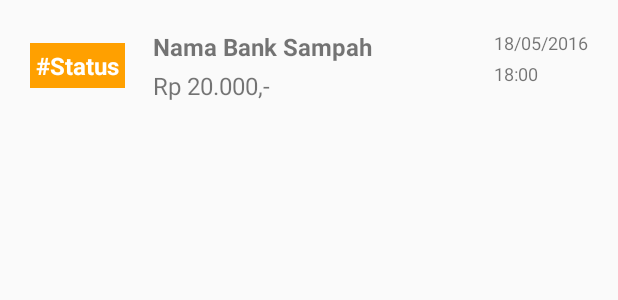
After one commit to picklesquad/User-App, an Android app: the layout item_withdrawalfragment.xml on its own in the app's theme, with its tools: preview values and no code run, on a phone screen of 412 x 824 dp. The commit adds this screen. Shown: the top 300 px of the screen. Run offline under Robolectric (Android 15) with nearby library versions, the phone set to English and light mode, and no system bars; network calls fail.

Commit message:
Fitur Withdrawal + Transaksi | Solve date and month problem | Efficient Layout

```diff
--- a/app/src/main/java/picklenostra/user_app/DashboardActivity.java
+++ b/app/src/main/java/picklenostra/user_app/DashboardActivity.java
@@ -1,5 +1,6 @@
 package picklenostra.user_app;
 
+import android.content.Context;
 import android.content.Intent;
 import android.content.SharedPreferences;
 import android.support.design.widget.NavigationView;
--- /dev/null
+++ b/app/src/main/res/layout/item_withdrawalfragment.xml
@@ -0,0 +1,85 @@
+<?xml version="1.0" encoding="utf-8"?>
+<LinearLayout
+    xmlns:android="http://schemas.android.com/apk/res/android"
+    android:layout_width="match_parent"
+    android:layout_height="wrap_content"
+    android:orientation="horizontal"
+    android:baselineAligned="true"
+    android:weightSum="100"
+    android:layout_marginLeft="@dimen/activity_horizontal_margin"
+    android:layout_marginRight="@dimen/activity_horizontal_margin"
+    android:layout_marginTop="@dimen/activity_vertical_margin"
+    android:layout_marginBottom="@dimen/activity_vertical_margin"
+    android:padding="4dp">
+    <RelativeLayout
+        android:layout_width="0dp"
+        android:layout_height="match_parent"
+        android:layout_weight="20">
+        <TextView
+            android:id="@+id/withdrawal_status"
+            android:layout_width="wrap_content"
+            android:layout_height="wrap_content"
+            android:layout_alignParentLeft="true"
+            android:layout_alignParentStart="true"
+            android:layout_centerVertical="true"
+            android:layout_centerHorizontal="true"
+            android:text="#Status"
+            android:textStyle="bold"
+            android:background="@color/orange"
+            android:textColor="@color/white"
+            android:textSize="16sp"
+            android:padding="4dp"/>
+    </RelativeLayout>
+
+    <LinearLayout
+        android:layout_width="0dp"
+        android:layout_height="wrap_content"
+        android:layout_weight="60"
+        android:orientation="vertical"
+        android:layout_gravity="start">
+
+        <TextView
+            android:id="@+id/withdrawal_namaBankSampah"
+            android:layout_width="wrap_content"
+            android:layout_height="wrap_content"
+            android:text="Nama Bank Sampah"
+            android:textSize="16sp"
+            android:textStyle="bold"
+            android:layout_marginLeft="8dp"
+            android:layout_marginStart="8dp"
+            android:layout_marginBottom="4dp"/>
+
+        <TextView
+            android:id="@+id/withdrawal_nominalWithdrawal"
+            android:layout_width="wrap_content"
+            android:layout_height="wrap_content"
+            android:text="Rp 20.000,-"
+            android:textSize="16sp"
+            android:layout_marginLeft="8dp"
+            android:layout_marginStart="8dp"/>
+    </LinearLayout>
+
+    <RelativeLayout
+        android:layout_width="0dp"
+        android:layout_height="wrap_content"
+        android:layout_weight="20"
+        android:layout_gravity="end"
+        android:gravity="end">
+        <TextView
+            android:id="@+id/withdrawal_tanggal"
+            android:layout_width="wrap_content"
+            android:layout_height="wrap_content"
+            android:text="18/05/2016"
+            android:textSize="12sp"
+            android:layout_marginBottom="4dp" />
+
+        <TextView
+            android:id="@+id/withdrawal_waktu"
+            android:layout_width="wrap_content"
+            android:layout_height="wrap_content"
+            android:layout_below="@id/withdrawal_tanggal"
+            android:text="18:00"
+            android:textSize="12sp" />
+    </RelativeLayout>
+
+</LinearLayout>
```
Also changed, not shown: app/src/main/java/picklenostra/user_app/Adapter/ItemTransaksiAdapter.java (+32 -7 lines), app/src/main/java/picklenostra/user_app/Adapter/ItemWithdrawalAdapter.java (added, +117 -0 lines), app/src/main/java/picklenostra/user_app/Fragment/TransaksiFragment.java (+24 -12 lines), app/src/main/java/picklenostra/user_app/Fragment/WithdrawalFragment.java (+66 -7 lines), app/src/main/java/picklenostra/user_app/Model/ItemTransaksiModel.java (+20 -0 lines), app/src/main/java/picklenostra/user_app/Model/ItemWithdrawalModel.java (added, +60 -0 lines), app/src/main/res/layout/item_transaksifragment.xml (+25 -12 lines), app/src/main/res/layout/withdrawal_fragment.xml (+10 -4 lines).
